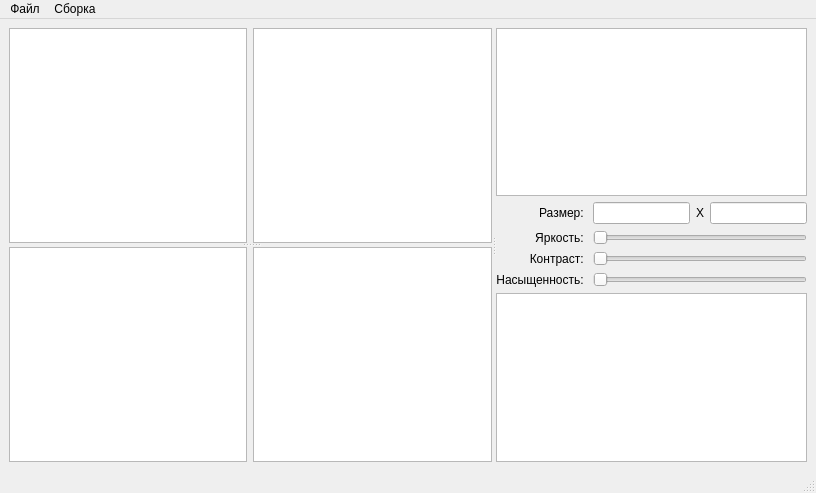
Slp04/test_alg, file mainwindow.ui: the form before one commit.
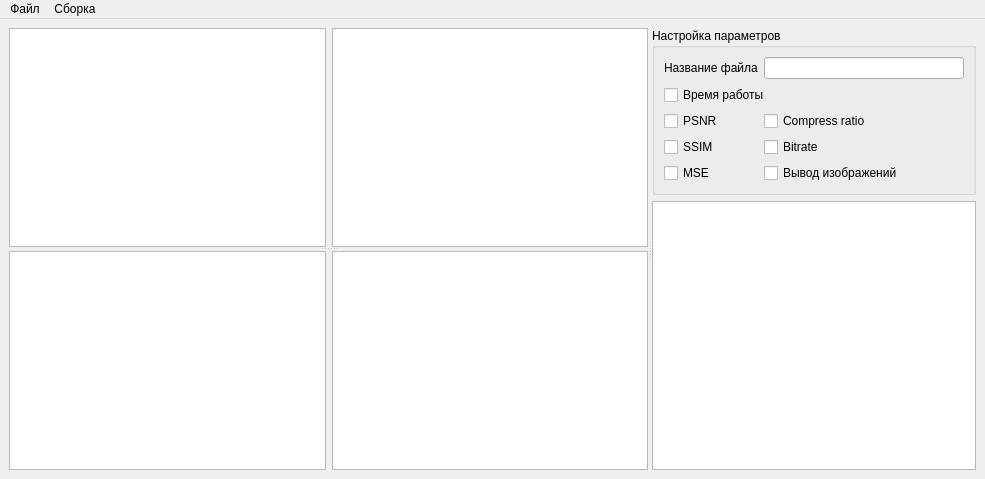
The form after the commit.

Commit message: Убрал лишние комментарии, заменил окно для вывода результатов на панель с настройкой характеристик

```diff
--- a/mainwindow.ui
+++ b/mainwindow.ui
@@ -6,15 +6,15 @@
    <rect>
     <x>0</x>
     <y>0</y>
-    <width>816</width>
-    <height>493</height>
+    <width>985</width>
+    <height>479</height>
    </rect>
   </property>
   <property name="windowTitle">
    <string>MainWindow</string>
   </property>
   <widget class="QWidget" name="centralwidget">
-   <layout class="QHBoxLayout" name="horizontalLayout_3">
+   <layout class="QVBoxLayout" name="verticalLayout_2">
     <item>
      <widget class="QSplitter" name="splitter_2">
       <property name="orientation">
@@ -81,85 +81,72 @@
       <widget class="QWidget" name="verticalLayoutWidget">
        <layout class="QVBoxLayout" name="verticalLayout">
         <item>
-         <layout class="QGridLayout" name="gridLayout">
-          <item row="1" column="2">
-           <widget class="QLabel" name="label_x">
+         <widget class="QGroupBox" name="groupBox">
+          <property name="title">
+           <string>Настройка параметров</string>
+          </property>
+          <layout class="QFormLayout" name="formLayout">
+           <item row="0" column="0">
+            <widget class="QLabel" name="label">
             <property name="text">
-             <string>X</string>
+              <string>Название файла</string>
+             </property>
+            </widget>
+           </item>
+           <item row="0" column="1">
+            <widget class="QLineEdit" name="lineEdit"/>
+           </item>
+           <item row="1" column="0" colspan="2">
+            <widget class="QCheckBox" name="checkBox">
+             <property name="text">
+              <string>Время работы</string>
             </property>
            </widget>
           </item>
           <item row="2" column="0">
-           <widget class="QLabel" name="label_brightness">
+            <widget class="QCheckBox" name="checkBox_2">
             <property name="text">
-             <string>Яркость: </string>
-            </property>
-            <property name="alignment">
-             <set>Qt::AlignRight|Qt::AlignTrailing|Qt::AlignVCenter</set>
+              <string>PSNR</string>
             </property>
            </widget>
           </item>
-          <item row="1" column="0">
-           <widget class="QLabel" name="label_size">
+           <item row="2" column="1">
+            <widget class="QCheckBox" name="checkBox_5">
             <property name="text">
-             <string>Размер: </string>
-            </property>
-            <property name="alignment">
-             <set>Qt::AlignRight|Qt::AlignTrailing|Qt::AlignVCenter</set>
+              <string>Compress ratio</string>
             </property>
            </widget>
           </item>
           <item row="3" column="0">
-           <widget class="QLabel" name="label_contrast">
+            <widget class="QCheckBox" name="checkBox_3">
             <property name="text">
-             <string>Контраст: </string>
-            </property>
-            <property name="alignment">
-             <set>Qt::AlignRight|Qt::AlignTrailing|Qt::AlignVCenter</set>
+              <string>SSIM</string>
             </property>
            </widget>
           </item>
-          <item row="1" column="1">
-           <widget class="QLineEdit" name="lineEdit"/>
-          </item>
-          <item row="4" column="1" colspan="3">
-           <widget class="QSlider" name="horizontalSlider_3">
-            <property name="orientation">
-             <enum>Qt::Horizontal</enum>
+           <item row="3" column="1">
+            <widget class="QCheckBox" name="checkBox_6">
+             <property name="text">
+              <string>Bitrate</string>
             </property>
            </widget>
           </item>
           <item row="4" column="0">
-           <widget class="QLabel" name="label_saturation">
+            <widget class="QCheckBox" name="checkBox_4">
             <property name="text">
-             <string>Насыщенность: </string>
-            </property>
-            <property name="alignment">
-             <set>Qt::AlignRight|Qt::AlignTrailing|Qt::AlignVCenter</set>
-            </property>
-           </widget>
-          </item>
-          <item row="3" column="1" colspan="3">
-           <widget class="QSlider" name="horizontalSlider_2">
-            <property name="orientation">
-             <enum>Qt::Horizontal</enum>
+              <string>MSE</string>
+             </property>
+            </widget>
+           </item>
+           <item row="4" column="1">
+            <widget class="QCheckBox" name="checkBox_7">
+             <property name="text">
+              <string>Вывод изображений</string>
             </property>
            </widget>
           </item>
-          <item row="1" column="3">
-           <widget class="QLineEdit" name="lineEdit_2"/>
-          </item>
-          <item row="2" column="1" colspan="3">
-           <widget class="QSlider" name="horizontalSlider">
-            <property name="orientation">
-             <enum>Qt::Horizontal</enum>
-            </property>
-           </widget>
-          </item>
-          <item row="0" column="0" colspan="4">
-           <widget class="QTextEdit" name="textEdit_result"/>
-          </item>
-         </layout>
+          </layout>
+         </widget>
         </item>
         <item>
          <widget class="QTextEdit" name="textEdit_console"/>
@@ -175,7 +162,7 @@
     <rect>
      <x>0</x>
      <y>0</y>
-     <width>816</width>
+     <width>985</width>
      <height>22</height>
     </rect>
    </property>
@@ -197,7 +184,6 @@
    <addaction name="menu"/>
    <addaction name="menu_2"/>
   </widget>
-  <widget class="QStatusBar" name="statusbar"/>
   <action name="action_start_prog">
    <property name="text">
     <string>Запустить</string>
```
Left out of the diff: 65 changed lines with no effect on the pictures. Lines whose indentation alone changed are shown as unchanged. The commit also changes 2 other files.
